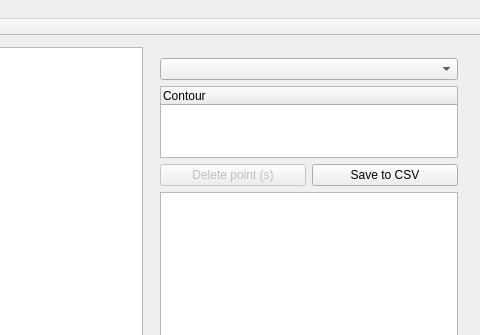
Old version of the form mainwindow.ui in the repository jonperdomo/polytracker; both pictures show x 223 to 703 and y 0 to 335 of the 703 by 436 pixel window.
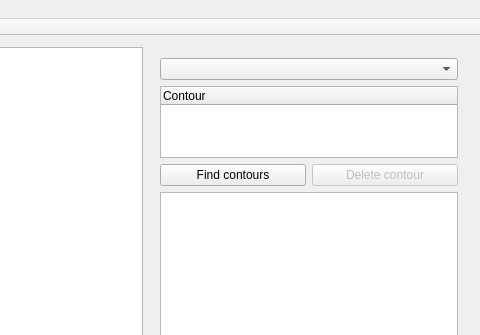
New version of the form. Custom widgets are drawn as their Qt base class.

Commit message: Added and tested "Find contours" button and "Delete contour" button.

What changed in the file:
```diff
--- a/mainwindow.ui
+++ b/mainwindow.ui
@@ -91,20 +91,20 @@
          <item>
           <widget class="QPushButton" name="deletePointButton">
            <property name="enabled">
-            <bool>false</bool>
+            <bool>true</bool>
            </property>
            <property name="text">
-            <string>Delete point (s)</string>
+            <string>Find contours</string>
            </property>
           </widget>
          </item>
          <item>
           <widget class="QPushButton" name="saveButton">
            <property name="enabled">
-            <bool>true</bool>
+            <bool>false</bool>
            </property>
            <property name="text">
-            <string>Save to CSV</string>
+            <string>Delete contour</string>
            </property>
           </widget>
          </item>
```
Left out of the diff: 6 changed lines with no effect on the pictures. The commit also changes 2 other files.
